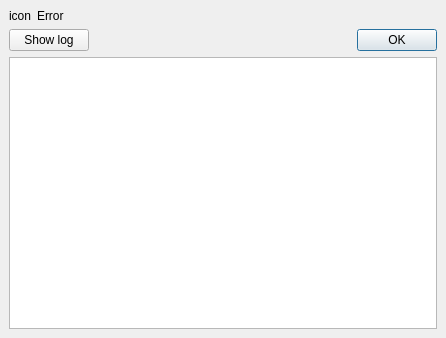
Above: src/errordialog.ui from wilbert2000/wzplayer before the change. Below: the same form after it.
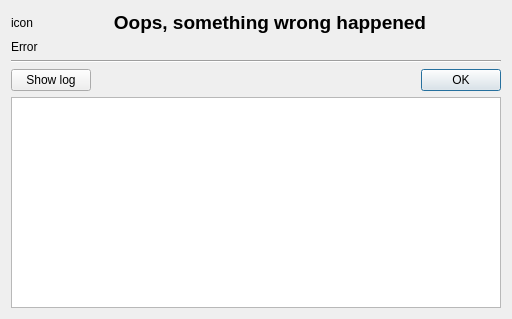
That is the form after the change.

Commit message: Add an icon for the mplayer error dialog

What changed in the file:
```diff
--- a/src/errordialog.ui
+++ b/src/errordialog.ui
@@ -1,89 +1,85 @@
 <ui version="4.0" >
  <class>ErrorDialog</class>
- <widget class="QDialog" name="ErrorDialog" >
-  <property name="geometry" >
+ <widget class="QDialog" name="ErrorDialog">
+  <property name="geometry">
    <rect>
     <x>0</x>
     <y>0</y>
-    <width>435</width>
-    <height>338</height>
+    <width>512</width>
+    <height>319</height>
    </rect>
   </property>
   <property name="windowTitle" >
    <string>MPlayer Error</string>
   </property>
-  <layout class="QVBoxLayout" >
-   <property name="margin" >
-    <number>9</number>
-   </property>
-   <property name="spacing" >
-    <number>6</number>
-   </property>
+  <layout class="QVBoxLayout" name="verticalLayout">
    <item>
-    <layout class="QHBoxLayout" >
-     <property name="margin" >
-      <number>0</number>
-     </property>
-     <property name="spacing" >
-      <number>6</number>
-     </property>
+    <layout class="QHBoxLayout" name="horizontalLayout">
      <item>
-      <layout class="QVBoxLayout" >
-       <property name="margin" >
-        <number>0</number>
+      <widget class="QLabel" name="icon">
+       <property name="text">
+        <string>icon</string>
        </property>
-       <property name="spacing" >
-        <number>6</number>
+       <property name="alignment">
+        <set>Qt::AlignCenter</set>
        </property>
-       <item>
-        <widget class="QLabel" name="icon" >
-         <property name="text" >
-          <string>icon</string>
-         </property>
-         <property name="alignment" >
-          <set>Qt::AlignCenter</set>
-         </property>
-        </widget>
-       </item>
-      </layout>
+      </widget>
      </item>
      <item>
-      <widget class="QLabel" name="text" >
-       <property name="sizePolicy" >
-        <sizepolicy>
-         <hsizetype>7</hsizetype>
-         <vsizetype>5</vsizetype>
+      <widget class="QLabel" name="intro_label">
+       <property name="sizePolicy">
+        <sizepolicy hsizetype="Expanding" vsizetype="Preferred">
          <horstretch>0</horstretch>
          <verstretch>0</verstretch>
         </sizepolicy>
        </property>
-       <property name="minimumSize" >
-        <size>
-         <width>400</width>
-         <height>0</height>
-        </size>
-       </property>
-       <property name="text" >
-        <string>Error</string>
-       </property>
-       <property name="wordWrap" >
-        <bool>true</bool>
+       <property name="text">
+        <string>&lt;html&gt;&lt;head/&gt;&lt;body&gt;&lt;p align=&quot;center&quot;&gt;&lt;span style=&quot; font-size:14pt; font-weight:600;&quot;&gt;Oops, something wrong happened&lt;/span&gt;&lt;/p&gt;&lt;/body&gt;&lt;/html&gt;</string>
        </property>
       </widget>
      </item>
     </layout>
    </item>
    <item>
-    <layout class="QHBoxLayout" >
-     <property name="margin" >
-      <number>0</number>
+    <widget class="QLabel" name="text">
+     <property name="sizePolicy">
+      <sizepolicy hsizetype="Expanding" vsizetype="Preferred">
+       <horstretch>0</horstretch>
+       <verstretch>0</verstretch>
+      </sizepolicy>
      </property>
-     <property name="spacing" >
+     <property name="minimumSize">
+      <size>
+       <width>400</width>
+       <height>0</height>
+      </size>
+     </property>
+     <property name="text">
+      <string>Error</string>
+     </property>
+     <property name="wordWrap">
+      <bool>true</bool>
+     </property>
+    </widget>
+   </item>
+   <item>
+    <widget class="Line" name="line">
+     <property name="orientation">
+      <enum>Qt::Horizontal</enum>
+     </property>
+    </widget>
+   </item>
+   <item>
+    <layout class="QHBoxLayout">
+     <property name="spacing">
       <number>6</number>
      </property>
+     <property name="margin">
+      <number>0</number>
+     </property>
      <item>
-      <widget class="QPushButton" name="viewlog_button" >
-       <property name="text" >
+      <widget class="QPushButton" name="viewlog_button">
+       <property name="text">
         <string>Show log</string>
        </property>
        <property name="checkable" >
@@ -105,8 +101,8 @@
       </spacer>
      </item>
      <item>
-      <widget class="QDialogButtonBox" name="button_box" >
-       <property name="orientation" >
+      <widget class="QDialogButtonBox" name="button_box">
+       <property name="orientation">
         <enum>Qt::Horizontal</enum>
        </property>
        <property name="standardButtons" >
@@ -117,8 +113,8 @@
     </layout>
    </item>
    <item>
-    <widget class="QTextEdit" name="log" >
-     <property name="readOnly" >
+    <widget class="QTextEdit" name="log">
+     <property name="readOnly">
       <bool>true</bool>
      </property>
     </widget>
```
Left out of the diff: 21 changed lines with no effect on the pictures. The commit also changes 4 other files.
